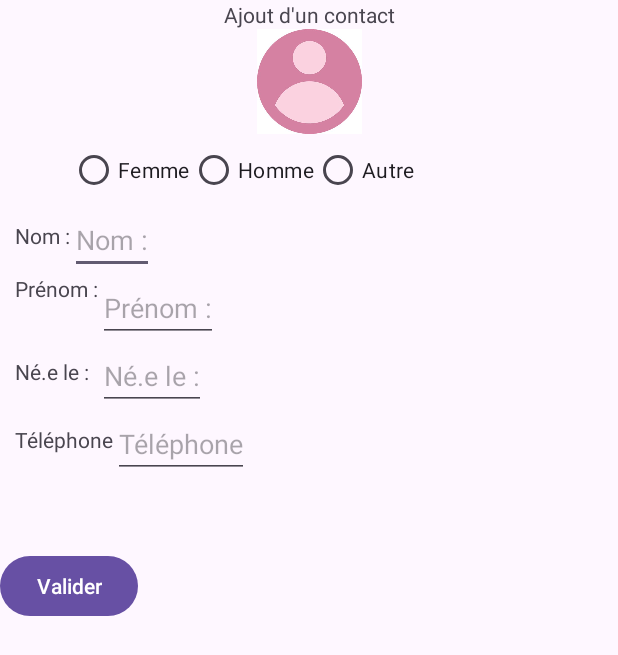
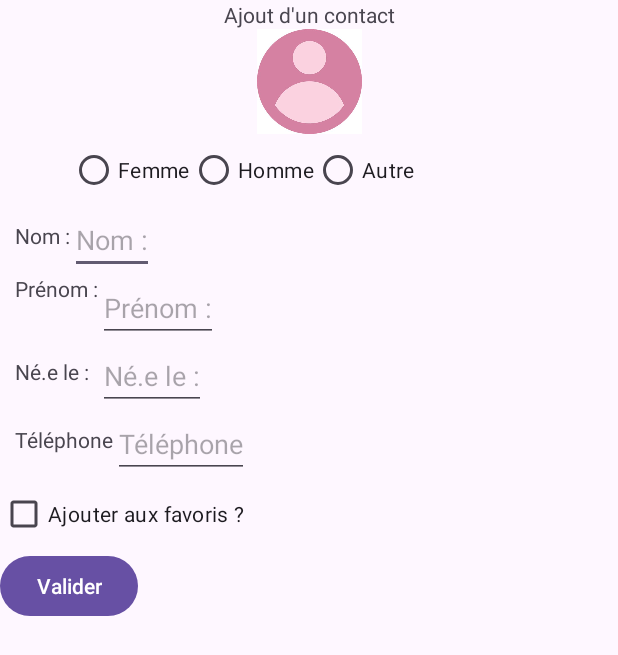
Before and after one commit to fasquelt/Kotlin_TP1, an Android app: the screen it shows after launch (AjoutContact), on a phone screen of 412 x 824 dp. Shown: the top 655 px of the screen. Run offline under Robolectric (Android 15) with nearby library versions, the phone set to English and light mode, and no system bars.

Commit message:
TP1&2 complet, avec les bonus

```diff
--- a/app/src/main/res/layout/activity_ajout.xml
+++ b/app/src/main/res/layout/activity_ajout.xml
@@ -164,7 +164,7 @@
         android:layout_height="wrap_content"
         android:text="@string/ajoutfav"
         app:layout_constraintTop_toBottomOf="@id/input4"
-        app:layout_constraintStart_toEndOf="parent"/>
+        app:layout_constraintStart_toStartOf="parent"/>
 
     <Button
         android:id="@+id/btnval"
```
